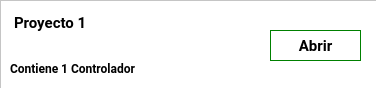
This is app/forms/Widgets/ProyectoWidget.ui in AlejandroA714/scada-desktop as Qt 5 draws it before an edit. The edited form follows.
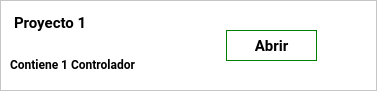
This is the edited form. Icons and pictures are not drawn.

Commit message: Fixed layout, now modals can be dragged; added timer.py

```diff
--- a/app/forms/Widgets/ProyectoWidget.ui
+++ b/app/forms/Widgets/ProyectoWidget.ui
@@ -9,8 +9,8 @@
    <rect>
     <x>0</x>
     <y>0</y>
-    <width>376</width>
-    <height>88</height>
+    <width>377</width>
+    <height>91</height>
    </rect>
   </property>
   <property name="windowTitle">
@@ -40,27 +40,8 @@
    <property name="frameShadow">
     <enum>QFrame::Raised</enum>
    </property>
-   <widget class="QLabel" name="lblCount">
-    <property name="geometry">
-     <rect>
-      <x>10</x>
-      <y>60</y>
-      <width>181</width>
-      <height>17</height>
-     </rect>
-    </property>
-    <property name="font">
-     <font>
-      <family>Roboto</family>
-      <pointsize>9</pointsize>
-      <weight>75</weight>
-      <bold>true</bold>
-     </font>
-    </property>
-    <property name="text">
-     <string>Contiene 1 Controlador</string>
-    </property>
-   </widget>
+   <layout class="QGridLayout" name="gridLayout">
+    <item row="0" column="0">
    <widget class="QTextBrowser" name="ProjectTitle">
     <property name="geometry">
      <rect>
@@ -122,14 +103,47 @@
      <bool>false</bool>
     </property>
    </widget>
+    </item>
+    <item row="0" column="1" rowspan="2">
+     <widget class="QFrame" name="btnAbrirFrame">
+      <property name="frameShape">
+       <enum>QFrame::NoFrame</enum>
+      </property>
+      <property name="frameShadow">
+       <enum>QFrame::Raised</enum>
+      </property>
+      <property name="lineWidth">
+       <number>0</number>
+      </property>
+      <layout class="QVBoxLayout" name="btnAbrirLayout">
+       <property name="spacing">
+        <number>0</number>
+       </property>
+       <property name="leftMargin">
+        <number>0</number>
+       </property>
+       <property name="topMargin">
+        <number>0</number>
+       </property>
+       <property name="rightMargin">
+        <number>0</number>
+       </property>
+       <property name="bottomMargin">
+        <number>0</number>
+       </property>
+       <item alignment="Qt::AlignHCenter">
    <widget class="QPushButton" name="btnAbrir">
-    <property name="geometry">
-     <rect>
-      <x>270</x>
-      <y>30</y>
+         <property name="minimumSize">
+          <size>
       <width>91</width>
       <height>31</height>
-     </rect>
+          </size>
+         </property>
+         <property name="maximumSize">
+          <size>
+           <width>91</width>
+           <height>31</height>
+          </size>
     </property>
     <property name="font">
      <font>
@@ -153,6 +167,26 @@
      <bool>true</bool>
     </property>
    </widget>
+       </item>
+      </layout>
+     </widget>
+    </item>
+    <item row="1" column="0">
+     <widget class="QLabel" name="lblCount">
+      <property name="font">
+       <font>
+        <family>Roboto</family>
+        <pointsize>9</pointsize>
+        <weight>75</weight>
+        <bold>true</bold>
+       </font>
+      </property>
+      <property name="text">
+       <string>Contiene 1 Controlador</string>
+      </property>
+     </widget>
+    </item>
+   </layout>
   </widget>
  </widget>
  <resources>
```
Left out of the diff: 8 changed lines with no effect on the pictures. Lines whose indentation alone changed are shown as unchanged. The commit also changes 15 other files.
